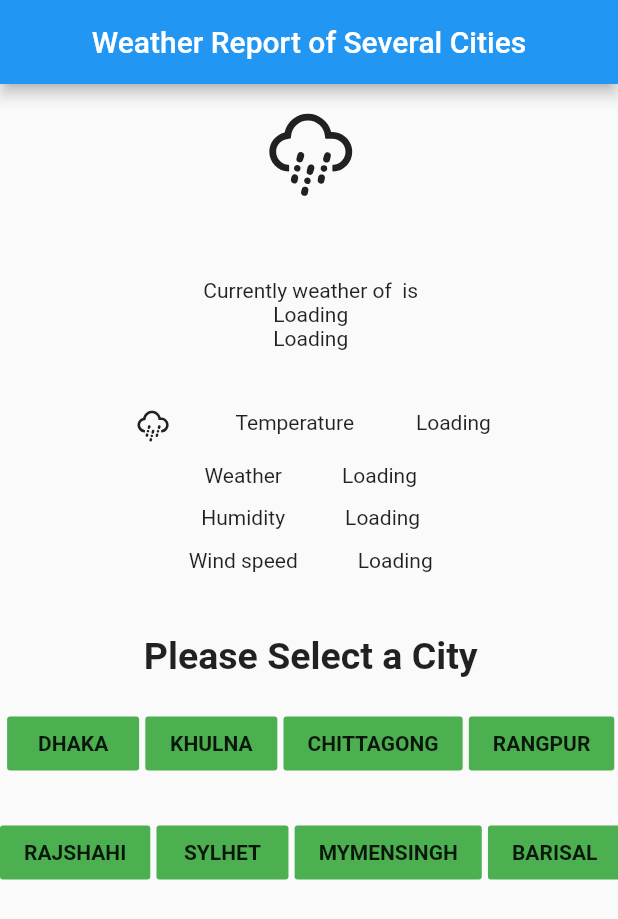
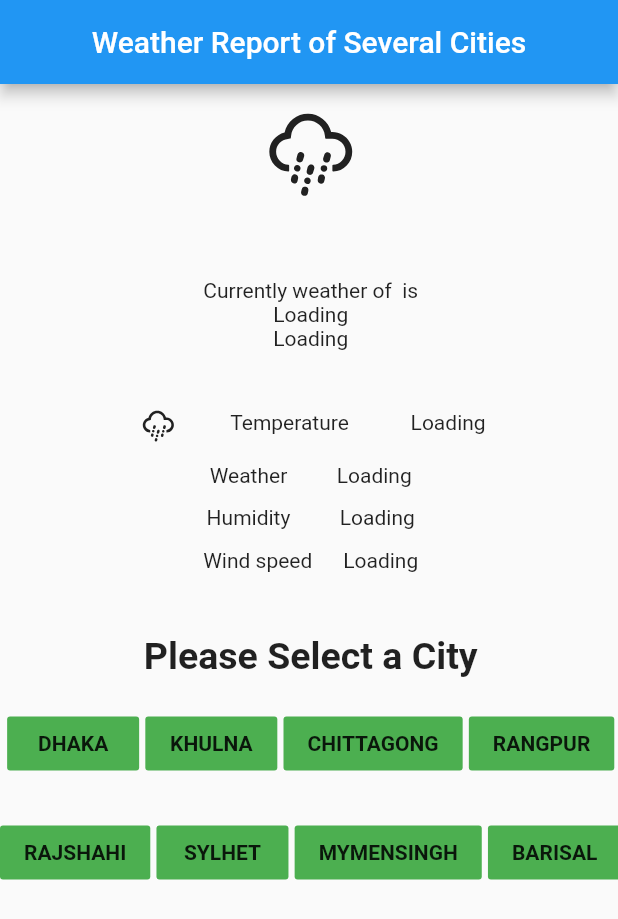
Before and after one commit to SHAMOL-KUMAR-DAS/Weather_App, a Flutter app: the screen it shows after launch, on a phone screen of 412 x 824 dp. Shown: the top 919 px of the screen. Run offline on Flutter 3.47's test engine with Material 2 defaults, Android fonts, the phone set to English and light mode, and no system bars; our stand-ins replace google_maps_flutter, weather_icons; network calls fail.

```diff
--- a/lib/homepage.dart
+++ b/lib/homepage.dart
@@ -150,7 +150,7 @@ class _HomepageState extends State<Homepage> {
                           size: 30,
                         ),
                         SizedBox(
-                          width: 40,
+                          width: MediaQuery.of(context).size.width*0.08,
                         ),
                         Text("Temperature"),
                         SizedBox(
@@ -169,7 +169,7 @@ class _HomepageState extends State<Homepage> {
                       children: [
                         Text("Weather"),
                         SizedBox(
-                          width: 40,
+                          width: MediaQuery.of(context).size.width*0.08,
                         ),
                         Text(
                           weather != null ? weather.toString() : "Loading",
@@ -184,7 +184,7 @@ class _HomepageState extends State<Homepage> {
                       children: [
                         Text("Humidity"),
                         SizedBox(
-                          width: 40,
+                          width: MediaQuery.of(context).size.width*0.08,
                         ),
                         Text(
                           humidity != null ? humidity.toString() : "Loading",
@@ -199,7 +199,7 @@ class _HomepageState extends State<Homepage> {
                       children: [
                         Text("Wind speed"),
                         SizedBox(
-                          width: 40,
+                          width: MediaQuery.of(context).size.width*0.05,
                         ),
                         Text(
                           wind != null ? wind.toString() + '\u00B0' : "Loading",
```
